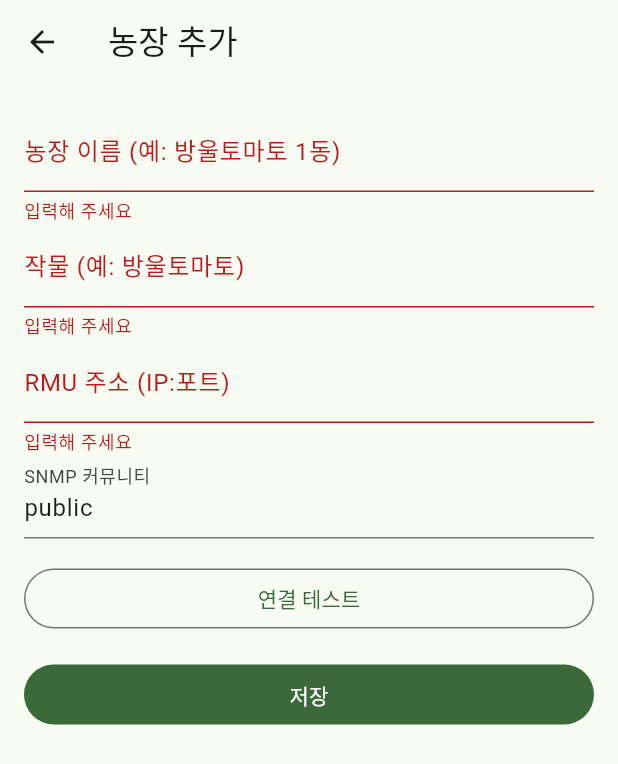
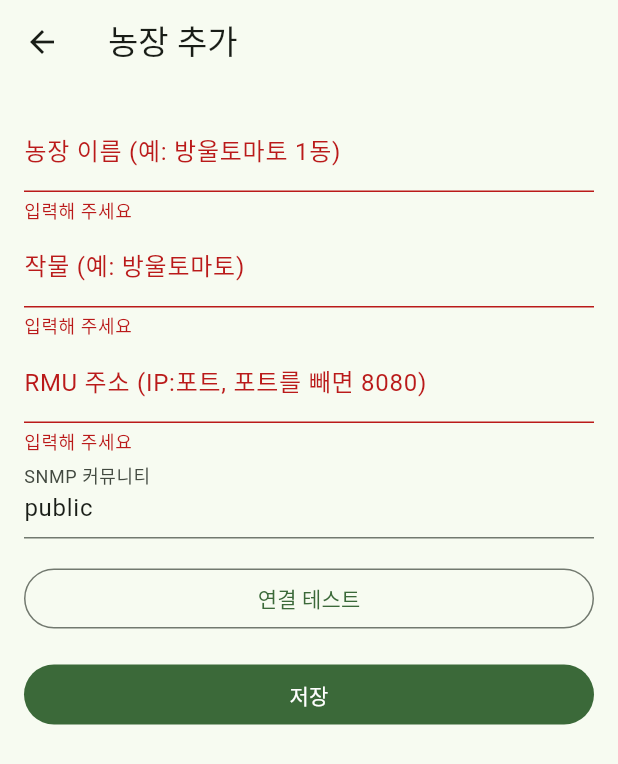
Before and after one commit to yiwoo-collab/smartfarm, a Flutter app: the FarmEditScreen screen opened directly with empty values, after a tap on "연결 테스트", on a phone screen of 412 x 824 dp. Shown: the top 764 px of the screen. Run offline on Flutter 3.47's test engine with Material 3 defaults, Android fonts, the phone set to English and light mode, and no system bars; our stand-ins replace fl_chart, flutter_local_notifications, shared_preferences; accounts and stored records are empty.

Commit message:
폰 연결 개선: 포트 생략 시 8080, 연결 실패 원인 안내, 대기 5초, APK 재빌드

```diff
--- a/app/lib/models/farm.dart
+++ b/app/lib/models/farm.dart
@@ -17,6 +17,16 @@ class Farm {
 
   /// REST API 기본 주소
   String get baseUrl => 'http://$rmuAddress';
+
+  /// 입력한 주소를 "호스트:포트"로 정리한다.
+  /// 예) " http://192.168.0.4/ " → "192.168.0.4:8080" (포트를 빼면 RMU 기본 포트 8080)
+  static String normalizeAddress(String input) {
+    var a = input.trim();
+    a = a.replaceFirst(RegExp(r'^https?://', caseSensitive: false), '');
+    a = a.replaceFirst(RegExp(r'/.*$'), ''); // 뒤에 붙은 경로 제거
+    if (a.isNotEmpty && !a.contains(':')) a = '$a:8080';
+    return a;
+  }
 
   Farm copyWith({
     String? name,
--- a/app/lib/screens/farm_settings_screen.dart
+++ b/app/lib/screens/farm_settings_screen.dart
@@ -1,3 +1,5 @@
+import 'dart:async';
+
 import 'package:flutter/foundation.dart' show kIsWeb;
 import 'package:flutter/material.dart';
 
@@ -89,7 +91,9 @@ class FarmListScreen extends StatelessWidget {
         ],
       ),
     );
-    if (host != null && host.isNotEmpty) await store.addMockFarms(host);
+    // "http://192.168.0.4:8080/" 처럼 넣어도 호스트만 쓴다
+    final h = host == null ? '' : Farm.normalizeAddress(host).split(':').first;
+    if (h.isNotEmpty) await store.addMockFarms(h);
   }
 
   void _openEditor(BuildContext context, Farm? farm) {
@@ -99,6 +103,24 @@ class FarmListScreen extends StatelessWidget {
       ),
     );
   }
+}
+
+/// 연결 실패 원인을 사람이 알아볼 수 있게 설명한다
+String connectionFailureHint(Object e) {
+  final text = e.toString().toLowerCase();
+  if (e is TimeoutException || text.contains('timeout')) {
+    return '응답이 없습니다. ① 폰과 PC가 같은 와이파이인지(모바일 데이터 끄기) '
+        '② PC에서 RMU(시작하기.bat)가 켜져 있는지 ③ PC 방화벽이 막지 않는지 확인하세요';
+  }
+  if (text.contains('refused')) {
+    return 'PC에는 닿았지만 RMU 서버가 꺼져 있거나 포트가 다릅니다. '
+        '시작하기.bat이 켜져 있는지, 포트(8080/8081)를 확인하세요';
+  }
+  if (text.contains('unreachable') || text.contains('no route')) {
+    return '네트워크에서 그 주소를 찾을 수 없습니다. 폰이 PC와 같은 와이파이인지 확인하세요';
+  }
+  if (e is ApiException) return 'RMU가 오류로 응답했습니다: ${e.message}';
+  return '주소를 확인하세요 ($e)';
 }
 
 /// 농장 추가 / 수정 화면. farm이 null이면 새 농장.
@@ -135,7 +157,7 @@ class _FarmEditScreenState extends State<FarmEditScreen> {
     final values = (
       name: _name.text.trim(),
       crop: _crop.text.trim(),
-      address: _address.text.trim(),
+      address: Farm.normalizeAddress(_address.text),
       community: _community.text.trim(),
     );
     final old = widget.farm;
@@ -159,9 +181,10 @@ class _FarmEditScreenState extends State<FarmEditScreen> {
   /// 입력한 주소로 /api/status 를 한 번 불러 본다
   Future<void> _testConnection() async {
     if (!_formKey.currentState!.validate()) return;
-    setState(() => _testResult = '연결 확인 중...');
+    final url = _buildFarm().baseUrl;
+    setState(() => _testResult = '$url 에 연결 확인 중...');
     try {
-      final status = await RmuApi(_buildFarm().baseUrl).fetchStatus();
+      final status = await RmuApi(url).fetchStatus();
       if (!mounted) return;
       setState(
         () => _testResult =
@@ -169,7 +192,7 @@ class _FarmEditScreenState extends State<FarmEditScreen> {
       );
     } catch (e) {
       if (!mounted) return;
-      setState(() => _testResult = '연결 실패: 주소를 확인하세요');
+      setState(() => _testResult = '연결 실패 ($url)\n${connectionFailureHint(e)}');
     }
   }
 
@@ -210,9 +233,9 @@ class _FarmEditScreenState extends State<FarmEditScreen> {
   String? _required(String? v) =>
       (v == null || v.trim().isEmpty) ? '입력해 주세요' : null;
 
-  /// "IP:포트" 또는 "호스트:포트" 형식인지 확인
+  /// "IP:포트" 또는 "호스트:포트" 형식인지 확인 (포트를 빼면 8080)
   String? _validateAddress(String? v) {
-    final value = v?.trim() ?? '';
+    final value = Farm.normalizeAddress(v ?? '');
     if (value.isEmpty) return '입력해 주세요';
     final parts = value.split(':');
     if (parts.length != 2 || parts[0].isEmpty) return '예: 192.168.0.10:8080';
@@ -256,7 +279,7 @@ class _FarmEditScreenState extends State<FarmEditScreen> {
             TextFormField(
               controller: _address,
               decoration: const InputDecoration(
-                labelText: 'RMU 주소 (IP:포트)',
+                labelText: 'RMU 주소 (IP:포트, 포트를 빼면 8080)',
                 hintText: '192.168.0.10:8080',
               ),
               validator: _validateAddress,
--- a/app/lib/services/rmu_api.dart
+++ b/app/lib/services/rmu_api.dart
@@ -18,7 +18,7 @@ class ApiException implements Exception {
 /// RMU REST API 호출 (CLAUDE.md 6장).
 /// 관리자 작업(제어·임계값·설정)은 로그인으로 받은 토큰이 필요하다.
 class RmuApi {
-  static const _timeout = Duration(seconds: 3);
+  static const _timeout = Duration(seconds: 5); // 폰 와이파이는 PC보다 느릴 수 있다
 
   final String baseUrl;
   String? token; // 로그인하면 채워진다
```
Also changed, not shown: 4 other files.
